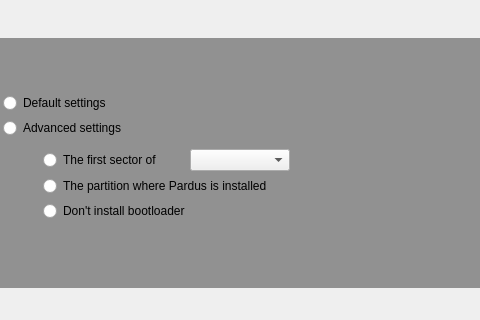
dadas45li/yali, file yali/gui/Ui/bootloaderwidget.ui: the form before one commit; both pictures show x 304 to 784 and y 119 to 439 of the 923 by 564 pixel window.
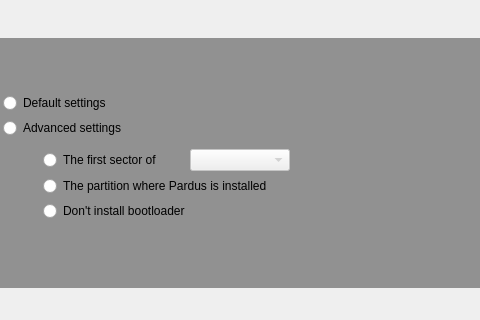
The form after the commit. Icons and pictures are not drawn.

Commit message: Fix bootloader screen

What changed in the file:
```diff
--- a/yali/gui/Ui/bootloaderwidget.ui
+++ b/yali/gui/Ui/bootloaderwidget.ui
@@ -217,6 +217,9 @@
                 </item>
                 <item row="0" column="1">
                  <widget class="QComboBox" name="drives">
+                  <property name="enabled">
+                   <bool>false</bool>
+                  </property>
                   <property name="sizePolicy">
                    <sizepolicy hsizetype="Preferred" vsizetype="Fixed">
                     <horstretch>0</horstretch>
```
Left out of the diff: 19 changed lines with no effect on the pictures. The commit also changes 3 other files.
